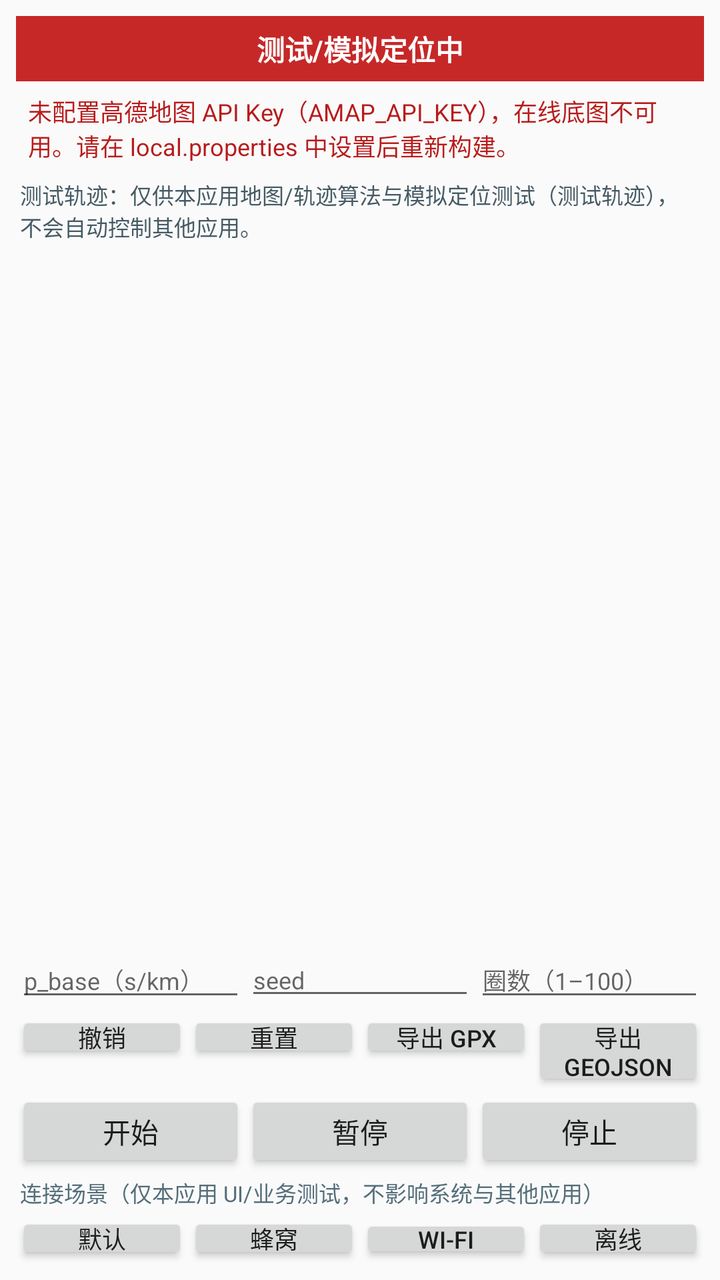
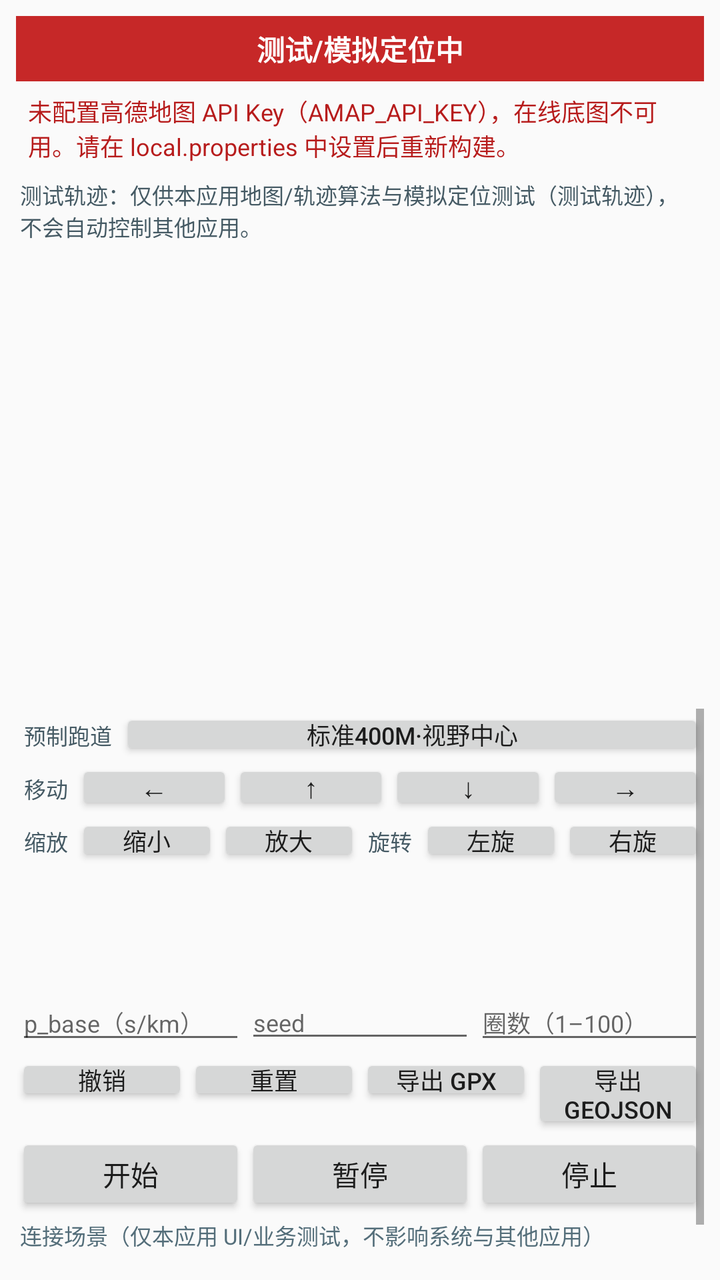

Two renders of the same Android screen: before a commit and after it. Below are the layout's source before the change and the commit's diff.
<!-- AndroidManifest.xml: application theme Theme.TrackLab -->
<!-- res/layout/activity_main.xml -->
<?xml version="1.0" encoding="utf-8"?>
<LinearLayout xmlns:android="http://schemas.android.com/apk/res/android"
    android:layout_width="match_parent"
    android:layout_height="match_parent"
    android:orientation="vertical"
    android:padding="8dp">

    
    <TextView
        android:id="@+id/test_mode_badge"
        android:layout_width="match_parent"
        android:layout_height="wrap_content"
        android:background="#C62828"
        android:gravity="center"
        android:padding="6dp"
        android:text="@string/test_mode_badge"
        android:textColor="#FFFFFF"
        android:textStyle="bold" />

    
    <TextView
        android:id="@+id/txt_key_missing"
        android:layout_width="match_parent"
        android:layout_height="wrap_content"
        android:padding="6dp"
        android:text="@string/error_amap_key_missing"
        android:textColor="#B71C1C"
        android:textSize="12sp" />

    
    <TextView
        android:id="@+id/txt_disclaimer"
        android:layout_width="match_parent"
        android:layout_height="wrap_content"
        android:padding="2dp"
        android:text="@string/test_disclaimer"
        android:textColor="#455A64"
        android:textSize="11sp" />

    
    <LinearLayout
        android:id="@+id/privacy_dialog_root"
        android:layout_width="match_parent"
        android:layout_height="wrap_content"
        android:background="#ECEFF1"
        android:orientation="vertical"
        android:padding="12dp"
        android:visibility="gone">

        <TextView
            android:id="@+id/privacy_dialog_title"
            android:layout_width="match_parent"
            android:layout_height="wrap_content"
            android:text="@string/privacy_dialog_title"
            android:textStyle="bold" />

        <TextView
            android:id="@+id/privacy_dialog_message"
            android:layout_width="match_parent"
            android:layout_height="wrap_content"
            android:layout_marginTop="8dp"
            android:text="@string/privacy_dialog_message" />

        <Button
            android:id="@+id/btn_privacy_policy"
            android:layout_width="match_parent"
            android:layout_height="wrap_content"
            android:layout_marginTop="8dp"
            android:minHeight="0dp"
            android:text="@string/privacy_dialog_view_policy" />

        <LinearLayout
            android:layout_width="match_parent"
            android:layout_height="wrap_content"
            android:layout_marginTop="8dp"
            android:orientation="horizontal">

            <Button
                android:id="@+id/btn_privacy_deny"
                android:layout_width="0dp"
                android:layout_height="wrap_content"
                android:layout_weight="1"
                android:minHeight="0dp"
                android:text="@string/privacy_dialog_deny" />

            <Button
                android:id="@+id/btn_privacy_agree"
                android:layout_width="0dp"
                android:layout_height="wrap_content"
                android:layout_weight="1"
                android:minHeight="0dp"
                android:text="@string/privacy_dialog_agree" />
        </LinearLayout>
    </LinearLayout>

    
    <FrameLayout
        android:id="@+id/map_container"
        android:layout_width="match_parent"
        android:layout_height="0dp"
        android:layout_marginTop="4dp"
        android:layout_weight="1"
        android:minHeight="96dp" />

    
    <TextView
        android:id="@+id/txt_map_status"
        android:layout_width="match_parent"
        android:layout_height="wrap_content"
        android:ellipsize="end"
        android:maxLines="2"
        android:padding="2dp"
        android:textSize="12sp" />

    
    <TextView
        android:id="@+id/txt_playback_metrics"
        android:layout_width="match_parent"
        android:layout_height="wrap_content"
        android:padding="2dp"
        android:textSize="12sp"
        android:textStyle="bold" />

    
    <TextView
        android:id="@+id/txt_range_info"
        android:layout_width="match_parent"
        android:layout_height="wrap_content"
        android:padding="2dp"
        android:textColor="#546E7A"
        android:textSize="11sp" />

    
    <LinearLayout
        android:layout_width="match_parent"
        android:layout_height="wrap_content"
        android:orientation="horizontal">

        <EditText
            android:id="@+id/edit_p_base"
            android:layout_width="0dp"
            android:layout_height="wrap_content"
            android:layout_weight="1"
            android:hint="@string/label_p_base"
            android:importantForAutofill="no"
            android:inputType="number"
            android:maxLength="4"
            android:singleLine="true"
            android:textSize="12sp" />

        <EditText
            android:id="@+id/edit_seed"
            android:layout_width="0dp"
            android:layout_height="wrap_content"
            android:layout_weight="1"
            android:hint="@string/label_seed"
            android:importantForAutofill="no"
            android:inputType="numberSigned"
            android:maxLength="20"
            android:singleLine="true"
            android:textSize="12sp" />

        <EditText
            android:id="@+id/edit_laps"
            android:layout_width="0dp"
            android:layout_height="wrap_content"
            android:layout_weight="1"
            android:hint="@string/label_laps"
            android:importantForAutofill="no"
            android:inputType="number"
            android:maxLength="3"
            android:singleLine="true"
            android:textSize="12sp" />
    </LinearLayout>

    
    <LinearLayout
        android:layout_width="match_parent"
        android:layout_height="wrap_content"
        android:orientation="horizontal">

        <Button
            android:id="@+id/btn_undo"
            android:layout_width="0dp"
            android:layout_height="wrap_content"
            android:layout_weight="1"
            android:minHeight="0dp"
            android:padding="4dp"
            android:text="@string/action_undo"
            android:textSize="12sp" />

        <Button
            android:id="@+id/btn_reset"
            android:layout_width="0dp"
            android:layout_height="wrap_content"
            android:layout_weight="1"
            android:minHeight="0dp"
            android:padding="4dp"
            android:text="@string/action_reset"
            android:textSize="12sp" />

        <Button
            android:id="@+id/btn_export_gpx"
            android:layout_width="0dp"
            android:layout_height="wrap_content"
            android:layout_weight="1"
            android:minHeight="0dp"
            android:padding="4dp"
            android:text="@string/action_export_gpx"
            android:textSize="12sp" />

        <Button
            android:id="@+id/btn_export_geojson"
            android:layout_width="0dp"
            android:layout_height="wrap_content"
            android:layout_weight="1"
            android:minHeight="0dp"
            android:padding="4dp"
            android:text="@string/action_export_geojson"
            android:textSize="12sp" />
    </LinearLayout>

    
    <LinearLayout
        android:layout_width="match_parent"
        android:layout_height="wrap_content"
        android:orientation="horizontal">

        <Button
            android:id="@+id/btn_start"
            android:layout_width="0dp"
            android:layout_height="wrap_content"
            android:layout_weight="1"
            android:minHeight="0dp"
            android:text="@string/action_start" />

        <Button
            android:id="@+id/btn_pause"
            android:layout_width="0dp"
            android:layout_height="wrap_content"
            android:layout_weight="1"
            android:minHeight="0dp"
            android:text="@string/action_pause" />

        <Button
            android:id="@+id/btn_stop"
            android:layout_width="0dp"
            android:layout_height="wrap_content"
            android:layout_weight="1"
            android:minHeight="0dp"
            android:text="@string/action_stop" />
    </LinearLayout>

    
    <LinearLayout
        android:layout_width="match_parent"
        android:layout_height="wrap_content"
        android:orientation="vertical">

        <TextView
            android:layout_width="match_parent"
            android:layout_height="wrap_content"
            android:padding="2dp"
            android:text="@string/connectivity_label"
            android:textColor="#546E7A"
            android:textSize="11sp" />

        <LinearLayout
            android:layout_width="match_parent"
            android:layout_height="wrap_content"
            android:orientation="horizontal">

            <Button
                android:id="@+id/btn_conn_default"
                android:layout_width="0dp"
                android:layout_height="wrap_content"
                android:layout_weight="1"
                android:minHeight="0dp"
                android:padding="4dp"
                android:text="@string/connectivity_default"
                android:textSize="12sp" />

            <Button
                android:id="@+id/btn_conn_cellular"
                android:layout_width="0dp"
                android:layout_height="wrap_content"
                android:layout_weight="1"
                android:minHeight="0dp"
                android:padding="4dp"
                android:text="@string/connectivity_cellular"
                android:textSize="12sp" />

            <Button
                android:id="@+id/btn_conn_wifi"
                android:layout_width="0dp"
                android:layout_height="wrap_content"
                android:layout_weight="1"
                android:minHeight="0dp"
                android:padding="4dp"
                android:text="@string/connectivity_wifi"
                android:textSize="12sp" />

            <Button
                android:id="@+id/btn_conn_offline"
                android:layout_width="0dp"
                android:layout_height="wrap_content"
                android:layout_weight="1"
                android:minHeight="0dp"
                android:padding="4dp"
                android:text="@string/connectivity_offline"
                android:textSize="12sp" />
        </LinearLayout>
    </LinearLayout>

</LinearLayout>
<!-- resources referenced by this layout -->
<resources>
  <string name="action_export_geojson">导出 GeoJSON</string>
  <string name="action_export_gpx">导出 GPX</string>
  <string name="action_pause">暂停</string>
  <string name="action_reset">重置</string>
  <string name="action_start">开始</string>
  <string name="action_stop">停止</string>
  <string name="action_undo">撤销</string>
  <string name="connectivity_cellular">蜂窝</string>
  <string name="connectivity_default">默认</string>
  <string name="connectivity_label">连接场景（仅本应用 UI/业务测试，不影响系统与其他应用）</string>
  <string name="connectivity_offline">离线</string>
  <string name="connectivity_wifi">Wi-Fi</string>
  <string name="error_amap_key_missing">未配置高德地图 API Key（AMAP_API_KEY），在线底图不可用。请在 local.properties 中设置后重新构建。</string>
  <string name="label_laps">圈数（1–100）</string>
  <string name="label_p_base">p_base（s/km）</string>
  <string name="label_seed">seed</string>
  <string name="privacy_dialog_agree">同意并继续</string>
  <string name="privacy_dialog_deny">不同意</string>
  <string name="privacy_dialog_message">在使用高德地图服务前，请先阅读并同意隐私政策。同意后应用将按合规时序初始化地图 SDK。本应用为测试/模拟定位工具，不隐藏、不 Hook 任何其他应用。</string>
  <string name="privacy_dialog_title">隐私政策</string>
  <string name="privacy_dialog_view_policy">查看隐私政策</string>
  <string name="test_disclaimer">测试轨迹：仅供本应用地图/轨迹算法与模拟定位测试（测试轨迹），不会自动控制其他应用。</string>
  <string name="test_mode_badge">测试/模拟定位中</string>
  <style name="Theme.TrackLab" parent="Theme.AppCompat.DayNight.NoActionBar">
          <item name="colorPrimary">#1565C0</item>
          <item name="colorPrimaryDark">#0D47A1</item>
          <item name="colorAccent">#FF6F00</item>
      </style>
</resources>

<!-- the commit's change to res/layout/activity_main.xml (unified diff, before → after) -->
@@ -94,222 +94,388 @@
     </LinearLayout>
 
     
+    
     <FrameLayout
         android:id="@+id/map_container"
         android:layout_width="match_parent"
         android:layout_height="0dp"
         android:layout_marginTop="4dp"
-        android:layout_weight="1"
-        android:minHeight="96dp" />
-
-    
-    <TextView
-        android:id="@+id/txt_map_status"
-        android:layout_width="match_parent"
-        android:layout_height="wrap_content"
-        android:ellipsize="end"
-        android:maxLines="2"
-        android:padding="2dp"
-        android:textSize="12sp" />
-
-    
-    <TextView
-        android:id="@+id/txt_playback_metrics"
-        android:layout_width="match_parent"
-        android:layout_height="wrap_content"
-        android:padding="2dp"
-        android:textSize="12sp"
-        android:textStyle="bold" />
-
-    
-    <TextView
-        android:id="@+id/txt_range_info"
-        android:layout_width="match_parent"
-        android:layout_height="wrap_content"
-        android:padding="2dp"
-        android:textColor="#546E7A"
-        android:textSize="11sp" />
-
-    
-    <LinearLayout
-        android:layout_width="match_parent"
-        android:layout_height="wrap_content"
-        android:orientation="horizontal">
-
-        <EditText
-            android:id="@+id/edit_p_base"
-            android:layout_width="0dp"
-            android:layout_height="wrap_content"
-            android:layout_weight="1"
-            android:hint="@string/label_p_base"
-            android:importantForAutofill="no"
-            android:inputType="number"
-            android:maxLength="4"
-            android:singleLine="true"
-            android:textSize="12sp" />
-
-        <EditText
-            android:id="@+id/edit_seed"
-            android:layout_width="0dp"
-            android:layout_height="wrap_content"
-            android:layout_weight="1"
-            android:hint="@string/label_seed"
-            android:importantForAutofill="no"
-            android:inputType="numberSigned"
-            android:maxLength="20"
-            android:singleLine="true"
-            android:textSize="12sp" />
-
-        <EditText
-            android:id="@+id/edit_laps"
-            android:layout_width="0dp"
-            android:layout_height="wrap_content"
-            android:layout_weight="1"
-            android:hint="@string/label_laps"
-            android:importantForAutofill="no"
-            android:inputType="number"
-            android:maxLength="3"
-            android:singleLine="true"
-            android:textSize="12sp" />
-    </LinearLayout>
-
-    
-    <LinearLayout
-        android:layout_width="match_parent"
-        android:layout_height="wrap_content"
-        android:orientation="horizontal">
-
-        <Button
-            android:id="@+id/btn_undo"
-            android:layout_width="0dp"
-            android:layout_height="wrap_content"
-            android:layout_weight="1"
-            android:minHeight="0dp"
-            android:padding="4dp"
-            android:text="@string/action_undo"
-            android:textSize="12sp" />
-
-        <Button
-            android:id="@+id/btn_reset"
-            android:layout_width="0dp"
-            android:layout_height="wrap_content"
-            android:layout_weight="1"
-            android:minHeight="0dp"
-            android:padding="4dp"
-            android:text="@string/action_reset"
-            android:textSize="12sp" />
-
-        <Button
-            android:id="@+id/btn_export_gpx"
-            android:layout_width="0dp"
-            android:layout_height="wrap_content"
-            android:layout_weight="1"
-            android:minHeight="0dp"
-            android:padding="4dp"
-            android:text="@string/action_export_gpx"
-            android:textSize="12sp" />
-
-        <Button
-            android:id="@+id/btn_export_geojson"
-            android:layout_width="0dp"
-            android:layout_height="wrap_content"
-            android:layout_weight="1"
-            android:minHeight="0dp"
-            android:padding="4dp"
-            android:text="@string/action_export_geojson"
-            android:textSize="12sp" />
-    </LinearLayout>
-
-    
-    <LinearLayout
-        android:layout_width="match_parent"
-        android:layout_height="wrap_content"
-        android:orientation="horizontal">
-
-        <Button
-            android:id="@+id/btn_start"
-            android:layout_width="0dp"
-            android:layout_height="wrap_content"
-            android:layout_weight="1"
-            android:minHeight="0dp"
-            android:text="@string/action_start" />
-
-        <Button
-            android:id="@+id/btn_pause"
-            android:layout_width="0dp"
-            android:layout_height="wrap_content"
-            android:layout_weight="1"
-            android:minHeight="0dp"
-            android:text="@string/action_pause" />
-
-        <Button
-            android:id="@+id/btn_stop"
-            android:layout_width="0dp"
-            android:layout_height="wrap_content"
-            android:layout_weight="1"
-            android:minHeight="0dp"
-            android:text="@string/action_stop" />
-    </LinearLayout>
-
-    
-    <LinearLayout
-        android:layout_width="match_parent"
-        android:layout_height="wrap_content"
-        android:orientation="vertical">
-
-        <TextView
-            android:layout_width="match_parent"
-            android:layout_height="wrap_content"
-            android:padding="2dp"
-            android:text="@string/connectivity_label"
-            android:textColor="#546E7A"
-            android:textSize="11sp" />
+        android:layout_weight="0.45"
+        android:minHeight="200dp" />
+
+    
+    <ScrollView
+        android:layout_width="match_parent"
+        android:layout_height="0dp"
+        android:layout_weight="0.55"
+        android:fillViewport="true">
 
         <LinearLayout
             android:layout_width="match_parent"
             android:layout_height="wrap_content"
-            android:orientation="horizontal">
-
-            <Button
-                android:id="@+id/btn_conn_default"
-                android:layout_width="0dp"
-                android:layout_height="wrap_content"
-                android:layout_weight="1"
-                android:minHeight="0dp"
-                android:padding="4dp"
-                android:text="@string/connectivity_default"
+            android:orientation="vertical">
+
+            
+            <LinearLayout
+                android:layout_width="match_parent"
+                android:layout_height="wrap_content"
+                android:orientation="horizontal">
+
+                <TextView
+                    android:layout_width="wrap_content"
+                    android:layout_height="wrap_content"
+                    android:padding="4dp"
+                    android:text="@string/preset_label"
+                    android:textColor="#455A64"
+                    android:textSize="11sp" />
+
+                <Button
+                    android:id="@+id/btn_preset_standard_400"
+                    android:layout_width="0dp"
+                    android:layout_height="wrap_content"
+                    android:layout_weight="1"
+                    android:minHeight="0dp"
+                    android:padding="4dp"
+                    android:text="@string/preset_standard_400"
+                    android:textSize="12sp" />
+            </LinearLayout>
+
+            
+            <LinearLayout
+                android:layout_width="match_parent"
+                android:layout_height="wrap_content"
+                android:orientation="horizontal">
+
+                <TextView
+                    android:layout_width="wrap_content"
+                    android:layout_height="wrap_content"
+                    android:padding="4dp"
+                    android:text="@string/track_move"
+                    android:textColor="#455A64"
+                    android:textSize="11sp" />
+
+                <Button
+                    android:id="@+id/btn_track_left"
+                    android:layout_width="0dp"
+                    android:layout_height="wrap_content"
+                    android:layout_weight="1"
+                    android:contentDescription="@string/cd_track_left"
+                    android:minHeight="0dp"
+                    android:padding="4dp"
+                    android:text="←"
+                    android:textSize="14sp" />
+
+                <Button
+                    android:id="@+id/btn_track_up"
+                    android:layout_width="0dp"
+                    android:layout_height="wrap_content"
+                    android:layout_weight="1"
+                    android:contentDescription="@string/cd_track_up"
+                    android:minHeight="0dp"
+                    android:padding="4dp"
+                    android:text="↑"
+                    android:textSize="14sp" />
+
+                <Button
+                    android:id="@+id/btn_track_down"
+                    android:layout_width="0dp"
+                    android:layout_height="wrap_content"
+                    android:layout_weight="1"
+                    android:contentDescription="@string/cd_track_down"
+                    android:minHeight="0dp"
+                    android:padding="4dp"
+                    android:text="↓"
+                    android:textSize="14sp" />
+
+                <Button
+                    android:id="@+id/btn_track_right"
+                    android:layout_width="0dp"
+                    android:layout_height="wrap_content"
+                    android:layout_weight="1"
+                    android:contentDescription="@string/cd_track_right"
+                    android:minHeight="0dp"
+                    android:padding="4dp"
+                    android:text="→"
+                    android:textSize="14sp" />
+            </LinearLayout>
+
+            <LinearLayout
+                android:layout_width="match_parent"
+                android:layout_height="wrap_content"
+                android:orientation="horizontal">
+
+                <TextView
+                    android:layout_width="wrap_content"
+                    android:layout_height="wrap_content"
+                    android:padding="4dp"
+                    android:text="@string/track_scale"
+                    android:textColor="#455A64"
+                    android:textSize="11sp" />
+
+                <Button
+                    android:id="@+id/btn_track_scale_down"
+                    android:layout_width="0dp"
+                    android:layout_height="wrap_content"
+                    android:layout_weight="1"
+                    android:contentDescription="@string/cd_track_scale_down"
+                    android:minHeight="0dp"
+                    android:padding="4dp"
+                    android:text="@string/track_scale_down"
+                    android:textSize="12sp" />
+
+                <Button
+                    android:id="@+id/btn_track_scale_up"
+                    android:layout_width="0dp"
+                    android:layout_height="wrap_content"
+                    android:layout_weight="1"
+                    android:contentDescription="@string/cd_track_scale_up"
+                    android:minHeight="0dp"
+                    android:padding="4dp"
+                    android:text="@string/track_scale_up"
+                    android:textSize="12sp" />
+
+                <TextView
+                    android:layout_width="wrap_content"
+                    android:layout_height="wrap_content"
+                    android:padding="4dp"
+                    android:text="@string/track_rotate"
+                    android:textColor="#455A64"
+                    android:textSize="11sp" />
+
+                <Button
+                    android:id="@+id/btn_track_rotate_ccw"
+                    android:layout_width="0dp"
+                    android:layout_height="wrap_content"
+                    android:layout_weight="1"
+                    android:contentDescription="@string/cd_track_rotate_ccw"
+                    android:minHeight="0dp"
+                    android:padding="4dp"
+                    android:text="@string/track_rotate_ccw"
+                    android:textSize="12sp" />
+
+                <Button
+                    android:id="@+id/btn_track_rotate_cw"
+                    android:layout_width="0dp"
+                    android:layout_height="wrap_content"
+                    android:layout_weight="1"
+                    android:contentDescription="@string/cd_track_rotate_cw"
+                    android:minHeight="0dp"
+                    android:padding="4dp"
+                    android:text="@string/track_rotate_cw"
+                    android:textSize="12sp" />
+            </LinearLayout>
+
+            
+            <TextView
+                android:id="@+id/txt_map_status"
+                android:layout_width="match_parent"
+                android:layout_height="wrap_content"
+                android:ellipsize="end"
+                android:maxLines="2"
+                android:padding="2dp"
                 android:textSize="12sp" />
 
-            <Button
-                android:id="@+id/btn_conn_cellular"
-                android:layout_width="0dp"
-                android:layout_height="wrap_content"
-                android:layout_weight="1"
-                android:minHeight="0dp"
-                android:padding="4dp"
-                android:text="@string/connectivity_cellular"
-                android:textSize="12sp" />
-
-            <Button
-                android:id="@+id/btn_conn_wifi"
-                android:layout_width="0dp"
-                android:layout_height="wrap_content"
-                android:layout_weight="1"
-                android:minHeight="0dp"
-                android:padding="4dp"
-                android:text="@string/connectivity_wifi"
-                android:textSize="12sp" />
-
-            <Button
-                android:id="@+id/btn_conn_offline"
-                android:layout_width="0dp"
-                android:layout_height="wrap_content"
-                android:layout_weight="1"
-                android:minHeight="0dp"
-                android:padding="4dp"
-                android:text="@string/connectivity_offline"
-                android:textSize="12sp" />
+            
+            <TextView
+                android:id="@+id/txt_playback_metrics"
+                android:layout_width="match_parent"
+                android:layout_height="wrap_content"
+                android:padding="2dp"
+                android:textSize="12sp"
+                android:textStyle="bold" />
+
+            
+            <TextView
+                android:id="@+id/txt_range_info"
+                android:layout_width="match_parent"
+                android:layout_height="wrap_content"
+                android:padding="2dp"
+                android:textColor="#546E7A"
+                android:textSize="11sp" />
+
+            
+            <LinearLayout
+                android:layout_width="match_parent"
+                android:layout_height="wrap_content"
+                android:orientation="horizontal">
+
+                <EditText
+                    android:id="@+id/edit_p_base"
+                    android:layout_width="0dp"
+                    android:layout_height="wrap_content"
+                    android:layout_weight="1"
+                    android:hint="@string/label_p_base"
+                    android:importantForAutofill="no"
+                    android:inputType="number"
+                    android:maxLength="4"
+                    android:singleLine="true"
+                    android:textSize="12sp" />
+
+                <EditText
+                    android:id="@+id/edit_seed"
+                    android:layout_width="0dp"
+                    android:layout_height="wrap_content"
+                    android:layout_weight="1"
+                    android:hint="@string/label_seed"
+                    android:importantForAutofill="no"
+                    android:inputType="numberSigned"
+                    android:maxLength="20"
+                    android:singleLine="true"
+                    android:textSize="12sp" />
+
+                <EditText
+                    android:id="@+id/edit_laps"
+                    android:layout_width="0dp"
+                    android:layout_height="wrap_content"
+                    android:layout_weight="1"
+                    android:hint="@string/label_laps"
+                    android:importantForAutofill="no"
+                    android:inputType="number"
+                    android:maxLength="3"
+                    android:singleLine="true"
+                    android:textSize="12sp" />
+            </LinearLayout>
+
+            
+            <LinearLayout
+                android:layout_width="match_parent"
+                android:layout_height="wrap_content"
+                android:orientation="horizontal">
+
+                <Button
+                    android:id="@+id/btn_undo"
+                    android:layout_width="0dp"
+                    android:layout_height="wrap_content"
+                    android:layout_weight="1"
+                    android:minHeight="0dp"
+                    android:padding="4dp"
+                    android:text="@string/action_undo"
+                    android:textSize="12sp" />
+
+                <Button
+                    android:id="@+id/btn_reset"
+                    android:layout_width="0dp"
+                    android:layout_height="wrap_content"
+                    android:layout_weight="1"
+                    android:minHeight="0dp"
+                    android:padding="4dp"
+                    android:text="@string/action_reset"
+                    android:textSize="12sp" />
+
+                <Button
+                    android:id="@+id/btn_export_gpx"
+                    android:layout_width="0dp"
+                    android:layout_height="wrap_content"
+                    android:layout_weight="1"
+                    android:minHeight="0dp"
+                    android:padding="4dp"
+                    android:text="@string/action_export_gpx"
+                    android:textSize="12sp" />
+
+                <Button
+                    android:id="@+id/btn_export_geojson"
+                    android:layout_width="0dp"
+                    android:layout_height="wrap_content"
+                    android:layout_weight="1"
+                    android:minHeight="0dp"
+                    android:padding="4dp"
+                    android:text="@string/action_export_geojson"
+                    android:textSize="12sp" />
+            </LinearLayout>
+
+            
+            <LinearLayout
+                android:layout_width="match_parent"
+                android:layout_height="wrap_content"
+                android:orientation="horizontal">
+
+                <Button
+                    android:id="@+id/btn_start"
+                    android:layout_width="0dp"
+                    android:layout_height="wrap_content"
+                    android:layout_weight="1"
+                    android:minHeight="0dp"
+                    android:text="@string/action_start" />
+
+                <Button
+                    android:id="@+id/btn_pause"
+                    android:layout_width="0dp"
+                    android:layout_height="wrap_content"
+                    android:layout_weight="1"
+                    android:minHeight="0dp"
+                    android:text="@string/action_pause" />
+
+                <Button
+                    android:id="@+id/btn_stop"
+                    android:layout_width="0dp"
+                    android:layout_height="wrap_content"
+                    android:layout_weight="1"
+                    android:minHeight="0dp"
+                    android:text="@string/action_stop" />
+            </LinearLayout>
+
+            
+            <LinearLayout
+                android:layout_width="match_parent"
+                android:layout_height="wrap_content"
+                android:orientation="vertical">
+
+                <TextView
+                    android:layout_width="match_parent"
+                    android:layout_height="wrap_content"
+                    android:padding="2dp"
+                    android:text="@string/connectivity_label"
+                    android:textColor="#546E7A"
+                    android:textSize="11sp" />
+
+                <LinearLayout
+                    android:layout_width="match_parent"
+                    android:layout_height="wrap_content"
+                    android:orientation="horizontal">
+
+                    <Button
+                        android:id="@+id/btn_conn_default"
+                        android:layout_width="0dp"
+                        android:layout_height="wrap_content"
+                        android:layout_weight="1"
+                        android:minHeight="0dp"
+                        android:padding="4dp"
+                        android:text="@string/connectivity_default"
+                        android:textSize="12sp" />
+
+                    <Button
+                        android:id="@+id/btn_conn_cellular"
+                        android:layout_width="0dp"
+                        android:layout_height="wrap_content"
+                        android:layout_weight="1"
+                        android:minHeight="0dp"
+                        android:padding="4dp"
+                        android:text="@string/connectivity_cellular"
+                        android:textSize="12sp" />
+
+                    <Button
+                        android:id="@+id/btn_conn_wifi"
+                        android:layout_width="0dp"
+                        android:layout_height="wrap_content"
+                        android:layout_weight="1"
+                        android:minHeight="0dp"
+                        android:padding="4dp"
+                        android:text="@string/connectivity_wifi"
+                        android:textSize="12sp" />
+
+                    <Button
+                        android:id="@+id/btn_conn_offline"
+                        android:layout_width="0dp"
+                        android:layout_height="wrap_content"
+                        android:layout_weight="1"
+                        android:minHeight="0dp"
+                        android:padding="4dp"
+                        android:text="@string/connectivity_offline"
+                        android:textSize="12sp" />
+                </LinearLayout>
+            </LinearLayout>
+
         </LinearLayout>
-    </LinearLayout>
+    </ScrollView>
 
 </LinearLayout>
<!-- resource entries referenced after the edit -->
@@ -7,6 +7,14 @@
   <string name="action_start">开始</string>
   <string name="action_stop">停止</string>
   <string name="action_undo">撤销</string>
+  <string name="cd_track_down">跑道整体南移 5 米</string>
+  <string name="cd_track_left">跑道整体西移 5 米</string>
+  <string name="cd_track_right">跑道整体东移 5 米</string>
+  <string name="cd_track_rotate_ccw">跑道整体逆时针旋转 5 度</string>
+  <string name="cd_track_rotate_cw">跑道整体顺时针旋转 5 度</string>
+  <string name="cd_track_scale_down">跑道整体缩小 5%</string>
+  <string name="cd_track_scale_up">跑道整体放大 5%</string>
+  <string name="cd_track_up">跑道整体北移 5 米</string>
   <string name="connectivity_cellular">蜂窝</string>
   <string name="connectivity_default">默认</string>
   <string name="connectivity_label">连接场景（仅本应用 UI/业务测试，不影响系统与其他应用）</string>
@@ -16,6 +24,8 @@
   <string name="label_laps">圈数（1–100）</string>
   <string name="label_p_base">p_base（s/km）</string>
   <string name="label_seed">seed</string>
+  <string name="preset_label">预制跑道</string>
+  <string name="preset_standard_400">标准400m·视野中心</string>
   <string name="privacy_dialog_agree">同意并继续</string>
   <string name="privacy_dialog_deny">不同意</string>
   <string name="privacy_dialog_message">在使用高德地图服务前，请先阅读并同意隐私政策。同意后应用将按合规时序初始化地图 SDK。本应用为测试/模拟定位工具，不隐藏、不 Hook 任何其他应用。</string>
@@ -23,6 +33,13 @@
   <string name="privacy_dialog_view_policy">查看隐私政策</string>
   <string name="test_disclaimer">测试轨迹：仅供本应用地图/轨迹算法与模拟定位测试（测试轨迹），不会自动控制其他应用。</string>
   <string name="test_mode_badge">测试/模拟定位中</string>
+  <string name="track_move">移动</string>
+  <string name="track_rotate">旋转</string>
+  <string name="track_rotate_ccw">左旋</string>
+  <string name="track_rotate_cw">右旋</string>
+  <string name="track_scale">缩放</string>
+  <string name="track_scale_down">缩小</string>
+  <string name="track_scale_up">放大</string>
   <style name="Theme.TrackLab" parent="Theme.AppCompat.DayNight.NoActionBar">
           <item name="colorPrimary">#1565C0</item>
           <item name="colorPrimaryDark">#0D47A1</item>
